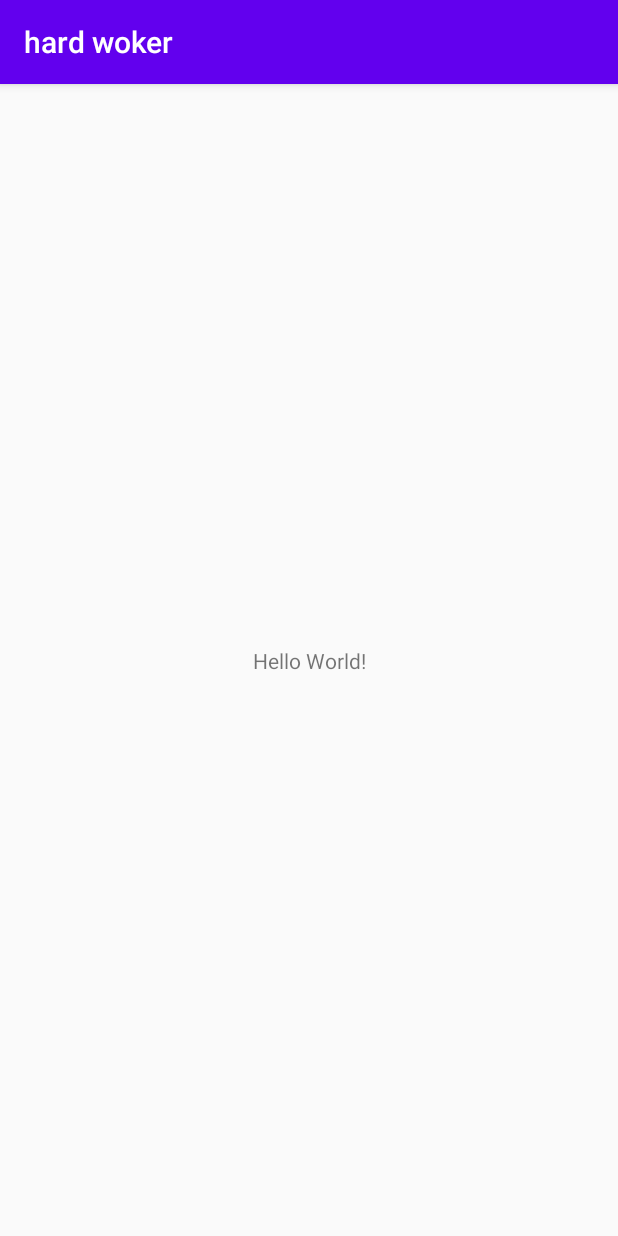
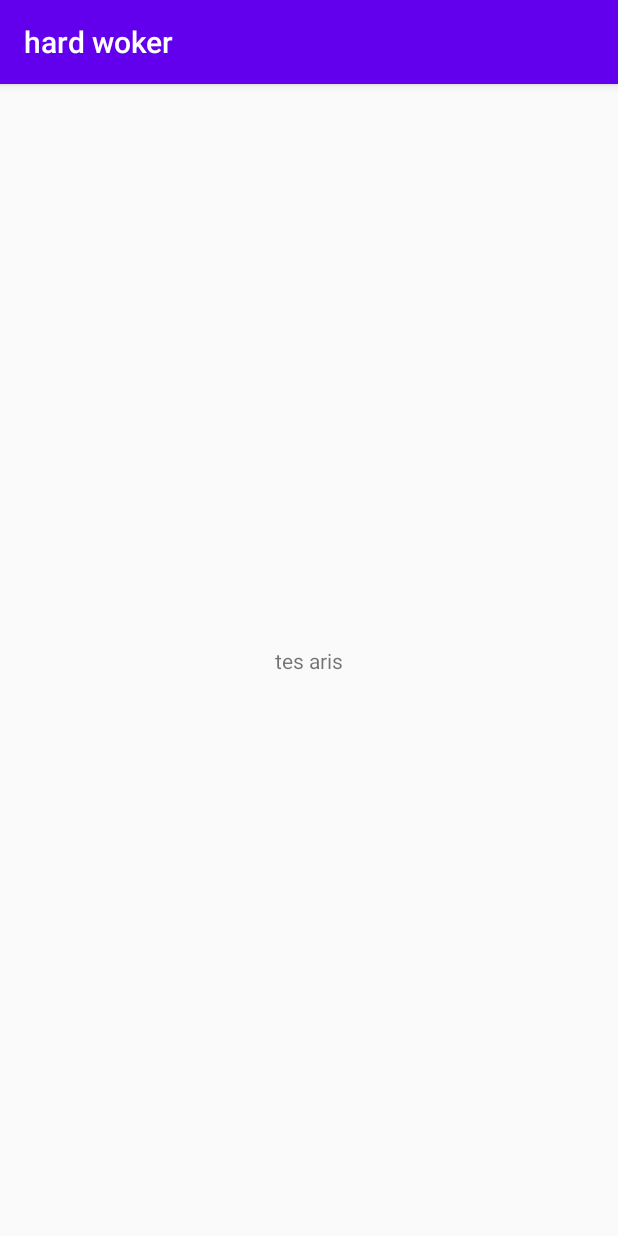
Before and after one commit to amikom-hard-worker/kolaborasi-pmo2, an Android app: the screen it shows after launch (MainActivity), on a phone screen of 412 x 824 dp. Run offline under Robolectric (Android 15) with nearby library versions, the phone set to English and light mode, and no system bars.

Commit message:
tes android studio aris

```diff
--- a/app/src/main/res/layout/activity_main.xml
+++ b/app/src/main/res/layout/activity_main.xml
@@ -9,7 +9,7 @@
     <TextView
         android:layout_width="wrap_content"
         android:layout_height="wrap_content"
-        android:text="Hello World!"
+        android:text="tes aris"
         app:layout_constraintBottom_toBottomOf="parent"
         app:layout_constraintLeft_toLeftOf="parent"
         app:layout_constraintRight_toRightOf="parent"
```
